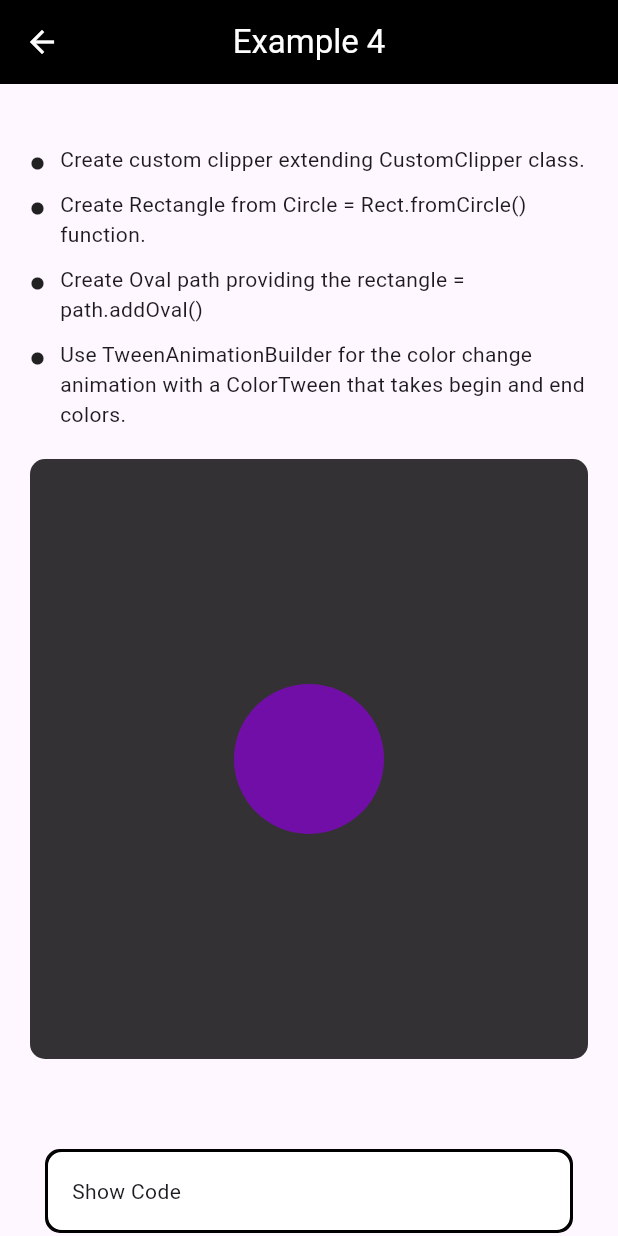
After one commit to mukeshbheel/testing_feature, a Flutter app: the AnimationExample4 screen opened directly, on a phone screen of 412 x 824 dp. The commit adds this screen. Run offline on Flutter 3.47's test engine with Material 3 defaults, Android fonts, the phone set to English and light mode, and no system bars; our stand-ins replace accordion, fl_chart, get, google_fonts, location, lottie; missing offline and left inert: mappls_gl.

Commit message:
animations

```diff
--- /dev/null
+++ b/lib/features/flutter_animation_basics/animation_example4.dart
@@ -0,0 +1,101 @@
+import 'dart:math' as math;
+
+import 'package:flutter/material.dart';
+import 'package:testing/utils/code_text.dart';
+
+import '../../utils/common_widget_classes.dart';
+import '../../utils/constants.dart';
+
+class AnimationExample4 extends StatefulWidget {
+  const AnimationExample4({super.key});
+
+  @override
+  State<AnimationExample4> createState() => _AnimationExample4State();
+}
+
+class _AnimationExample4State extends State<AnimationExample4> {
+
+  List points = [
+    "Create custom clipper extending CustomClipper class.",
+    "Create Rectangle from Circle = Rect.fromCircle() function.",
+    "Create Oval path providing the rectangle = path.addOval()",
+    "Use TweenAnimationBuilder for the color change animation with a ColorTween that takes begin and end colors."
+  ];
+  Color _color = getRandomColor();
+
+  @override
+  Widget build(BuildContext context) {
+    return Scaffold(
+      appBar: AppBar(
+        backgroundColor: Colors.black,
+        centerTitle: true,
+        title: Text(
+          'Example 4',
+          style: googleFontStyle(color: Colors.white),
+        ),
+        iconTheme: const IconThemeData(color: Colors.white),
+      ),
+      body: SingleChildScrollView(
+        padding: const EdgeInsets.all(20),
+        child: Column(
+          mainAxisSize: MainAxisSize.min,
+          children: [
+            const SizedBox(height: 20,),
+            ListView.separated(shrinkWrap: true, physics: const NeverScrollableScrollPhysics(), itemBuilder: (context, i)=>pointItem(point: points[i]), separatorBuilder: (context, i)=> const SizedBox(height: 10,), itemCount: points.length),
+            Container(
+              margin: const EdgeInsets.symmetric(vertical: 20),
+              width: MediaQuery.of(context).size.width,
+              height: 400,
+              decoration: BoxDecoration(
+                  color: Colors.black.withOpacity(0.8),
+                  borderRadius: BorderRadius.circular(10)
+              ),
+              child: Center(
+                child: ClipPath(
+                  clipper: CircleClipper(),
+                  child: TweenAnimationBuilder(
+                    tween: ColorTween(
+                      begin: _color,
+                      end: getRandomColor(),
+                    ),
+                    duration: const Duration(milliseconds: 370),
+                    child: Container(
+                      width: 100,
+                      height: 100,
+                      color: Colors.red,
+                    ),
+                    builder: (context, color, child){
+                      return ColorFiltered(colorFilter: ColorFilter.mode(color!, BlendMode.srcATop),child: child,);
+                    },
+                    onEnd: (){
+                      setState(() {
+                        _color = getRandomColor();
+                      });
+                    },
+                  ),
+                ),
+              ),
+            ),
+            const SizedBox(height: 30,),
+            const CommonShowCode(codeText: CodeText.flutterAnimationExample4,),
+            const SizedBox(height: 30,),
+          ],
+        ),
+      ),
+    );
+  }
+}
+
+class CircleClipper extends CustomClipper<Path>{
+  @override
+  Path getClip(Size size) {
+    Rect rect = Rect.fromCircle(center: Offset(size.width/2, size.height/2), radius: size.width/2);
+
+    Path path = Path();
+    path.addOval(rect);
+    return path;
+  }
+
+  @override
+  bool shouldReclip(covariant CustomClipper<Path> oldClipper) => false;
+}
--- a/lib/features/flutter_animation_basics/flutter_animation_basics.dart
+++ b/lib/features/flutter_animation_basics/flutter_animation_basics.dart
@@ -5,6 +5,8 @@ import 'package:testing/features/flutter_animation_basics/animation_example1.dar
 import 'package:testing/features/flutter_animation_basics/animation_example2.dart';
 import 'package:testing/features/flutter_animation_basics/animation_example3.dart';
 import 'package:testing/utils/constants.dart';
+
+import 'animation_example4.dart';
 
 class FlutterAnimationBasics extends StatelessWidget {
   FlutterAnimationBasics({super.key});
@@ -21,6 +23,10 @@ class FlutterAnimationBasics extends StatelessWidget {
     {
       'title': 'Example 3',
       'screen': const AnimationExample3()
+    },
+    {
+      'title': 'Example 4',
+      'screen': const AnimationExample4()
     },
   ];
 
--- a/lib/utils/code_text.dart
+++ b/lib/utils/code_text.dart
@@ -2703,4 +2703,108 @@ Container container()=>Container(
 );
 
   ''';
-}
+  static const String flutterAnimationExample4 = '''
+  import 'dart:math' as math;
+
+import 'package:flutter/material.dart';
+import 'package:testing/utils/code_text.dart';
+
+import '../../utils/common_widget_classes.dart';
+import '../../utils/constants.dart';
+
+class AnimationExample4 extends StatefulWidget {
+  const AnimationExample4({super.key});
+
+  @override
+  State<AnimationExample4> createState() => _AnimationExample4State();
+}
+
+class _AnimationExample4State extends State<AnimationExample4> {
+
+  List points = [
+    "Create custom clipper extending CustomClipper class.",
+    "Create Rectangle from Circle = Rect.fromCircle() function.",
+    "Create Oval path providing the rectangle = path.addOval()",
+    "Use TweenAnimationBuilder for the color change animation with a ColorTween that takes begin and end colors."
+  ];
+  Color _color = getRandomColor();
+
+  @override
+  Widget build(BuildContext context) {
+    return Scaffold(
+      appBar: AppBar(
+        backgroundColor: Colors.black,
+        centerTitle: true,
+        title: Text(
+          'Example 4',
+          style: googleFontStyle(color: Colors.white),
+        ),
+        iconTheme: const IconThemeData(color: Colors.white),
+      ),
+      body: SingleChildScrollView(
+        padding: const EdgeInsets.all(20),
+        child: Column(
+          mainAxisSize: MainAxisSize.min,
+          children: [
+            const SizedBox(height: 20,),
+            ListView.separated(shrinkWrap: true, physics: const NeverScrollableScrollPhysics(), itemBuilder: (context, i)=>pointItem(point: points[i]), separatorBuilder: (context, i)=> const SizedBox(height: 10,), itemCount: points.length),
+            Container(
+              margin: const EdgeInsets.symmetric(vertical: 20),
+              width: MediaQuery.of(context).size.width,
+              height: 400,
+              decoration: BoxDecoration(
+                  color: Colors.black.withOpacity(0.8),
+                  borderRadius: BorderRadius.circular(10)
+              ),
+              child: Center(
+                child: ClipPath(
+                  clipper: CircleClipper(),
+                  child: TweenAnimationBuilder(
+                    tween: ColorTween(
+                      begin: _color,
+                      end: getRandomColor(),
+                    ),
+                    duration: const Duration(milliseconds: 370),
+                    child: Container(
+                      width: 100,
+                      height: 100,
+                      color: Colors.red,
+                    ),
+                    builder: (context, color, child){
+                      return ColorFiltered(colorFilter: ColorFilter.mode(color!, BlendMode.srcATop),child: child,);
+                    },
+                    onEnd: (){
+                      setState(() {
+                        _color = getRandomColor();
+                      });
+                    },
+                  ),
+                ),
+              ),
+            ),
+            const SizedBox(height: 30,),
+            const CommonShowCode(codeText: CodeText.flutterAnimationExample3,),
+            const SizedBox(height: 30,),
+          ],
+        ),
+      ),
+    );
+  }
+}
+
+class CircleClipper extends CustomClipper<Path>{
+  @override
+  Path getClip(Size size) {
+    Rect rect = Rect.fromCircle(center: Offset(size.width/2, size.height/2), radius: size.width/2);
+
+    Path path = Path();
+    path.addOval(rect);
+    return path;
+  }
+
+  @override
+  bool shouldReclip(covariant CustomClipper<Path> oldClipper) => false;
+}
+
+  ''';
+}
--- a/lib/utils/constants.dart
+++ b/lib/utils/constants.dart
@@ -13,8 +13,12 @@ const String mapIAccessToken = "b8f5d20027649c61f502a4a10f93fb1a";
 
  //---------------------------ludo constants----------------------------------------------->
 
- getRandomColor()=>Colors.primaries[Random().nextInt(Colors.primaries.length)];
-
+ // getRandomColor()=>Colors.primaries[Random().nextInt(Colors.primaries.length)];
+ Color getRandomColor(){
+   return Color(
+       0xFF000000 + Random().nextInt(0x00FFFFFF)
+   );
+ }
 
  const String color00 = "firstColorLight";
  const String color01 = "firstColor";
```
Also changed, not shown: lib/features/flutter_animation_basics/animation_example3.dart (+9 -8 lines).
